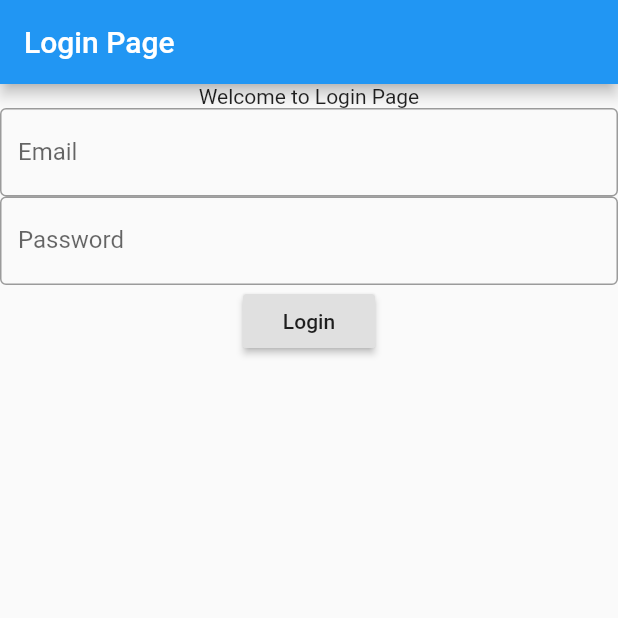
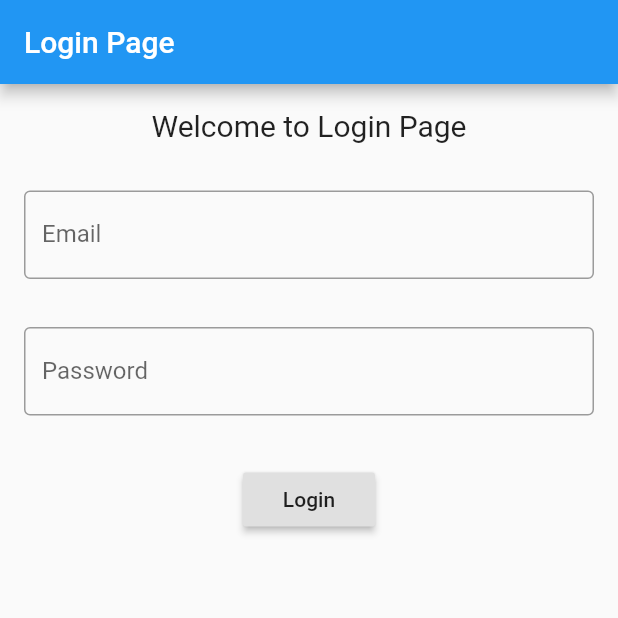
Before and after one commit to ikuretechsoft/flutter-basic, a Flutter app: the screen it shows after launch, on a phone screen of 412 x 824 dp, the top half of it. Run offline on Flutter 3.47's test engine with Material 2 defaults, Android fonts, the phone set to English and light mode, and no system bars.

Commit message:
login page new feature added paddig

```diff
--- a/src/lib/main.dart
+++ b/src/lib/main.dart
@@ -26,8 +26,15 @@ class _LoginAppState extends State<LoginApp>{
         body: Center(
           child: Column(
             children:  [
-              Text("Welcome to Login Page"),
-              TextField(
+              Padding(
+                padding: const EdgeInsets.all(16.0),
+                child: Text("Welcome to Login Page" ,style: TextStyle(fontSize: 20),
+          textAlign: TextAlign.center,
+        ),
+              ),
+              Padding(
+                padding: const EdgeInsets.all(16.0),
+                child: TextField(
                     obscureText: true,
                     decoration: InputDecoration(
                       border: OutlineInputBorder(),
@@ -35,7 +42,10 @@ class _LoginAppState extends State<LoginApp>{
                       hintText: 'Enter email',
                     )
                 ),
-              TextField(
+              ),
+              Padding(
+                padding: const EdgeInsets.all(16.0),
+                child: TextField(
                     obscureText: true,
                     decoration: InputDecoration(
                       border: OutlineInputBorder(),
@@ -43,9 +53,13 @@ class _LoginAppState extends State<LoginApp>{
                       hintText: 'Enter Password',
                     )
                 ),
-              RaisedButton(
+              ),
+              Padding(
+                padding: const EdgeInsets.all(16.0),
+                child: RaisedButton(
                     child: Text('Login'),
                     onPressed: ()=> print('Button is clicked')),
+              ),
             ],
           ),
         ),
```
Also changed, not shown: 1 other file. Lines whose indentation alone changed are shown as unchanged.
